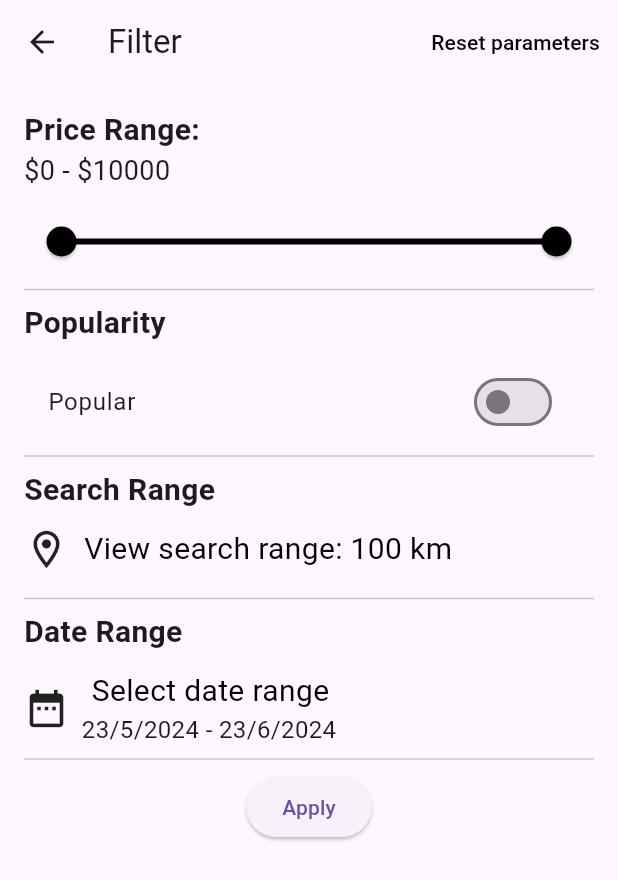
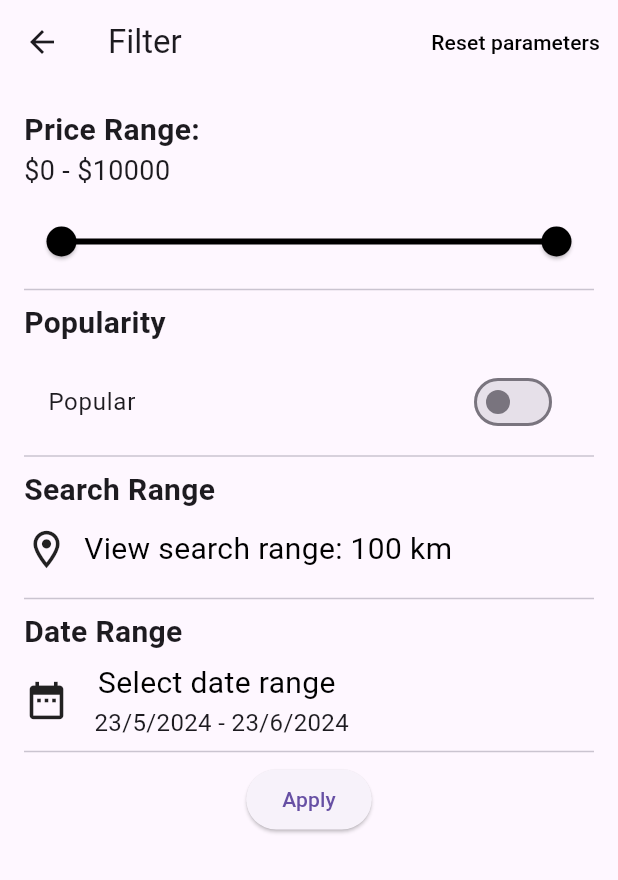
Before and after one commit to the-code-team/PostIn-App, a Flutter app: the EventsFilterPage screen opened directly, on a phone screen of 412 x 824 dp. Shown: the top 880 px of the screen. Run offline on Flutter 3.47's test engine with Material 3 defaults, Android fonts, the phone set to English and light mode, and no system bars; our stand-ins replace flutter_map, latlong2; statements that could not run were skipped.

Commit message:
refactor: DateRange

```diff
--- a/lib/components/filter/filterPage.dart
+++ b/lib/components/filter/filterPage.dart
@@ -178,7 +178,7 @@ Widget rangeDates(
           fontWeight: FontWeight.bold,
         ),
       ),
-      SizedBox(height: 10),
+      SizedBox(height: 5),
       GestureDetector(
         onTap: () async {
           final DateTimeRange? picked = await showDateRangePicker(
@@ -211,7 +211,7 @@ Widget rangeDates(
                   ),
                 ),
                 Text(
-                  '  ${_formattedDate(_rangeDates.start)} - ${_formattedDate(_rangeDates.end)}',
+                  '    ${_formattedDate(_rangeDates.start)} - ${_formattedDate(_rangeDates.end)}',
                   style: TextStyle(
                     fontSize: 16,
                   ),
```
